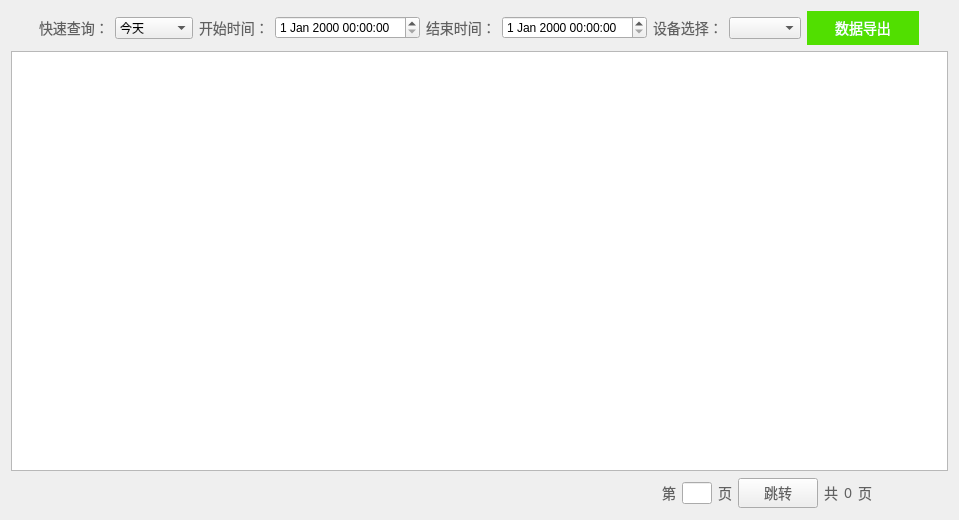
Before: the Qt Designer form DeviceLog/WarningLogs/warninglogs.ui in Hccccc1/MOH_viewer, drawn with Qt 5.
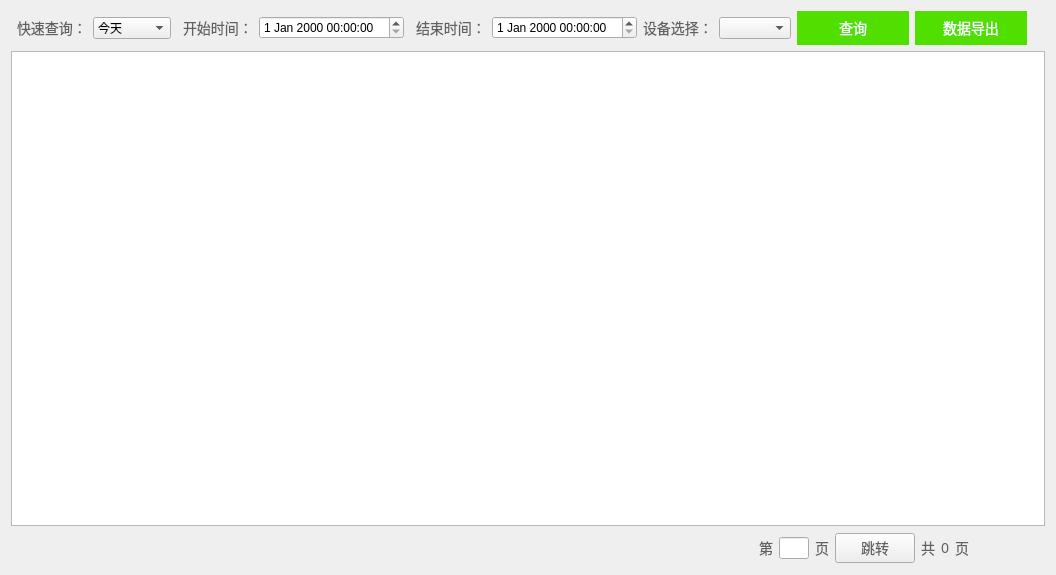
After: the same form once the commit is applied. Icons and pictures are not drawn.

What changed in the file:
```diff
--- a/DeviceLog/WarningLogs/warninglogs.ui
+++ b/DeviceLog/WarningLogs/warninglogs.ui
@@ -6,30 +6,15 @@
    <rect>
     <x>0</x>
     <y>0</y>
-    <width>959</width>
-    <height>520</height>
+    <width>1001</width>
+    <height>575</height>
    </rect>
   </property>
   <property name="windowTitle">
    <string>Dialog</string>
   </property>
   <layout class="QGridLayout" name="gridLayout">
-   <item row="0" column="0">
-    <layout class="QHBoxLayout" name="horizontalLayout_2">
-     <item>
-      <spacer name="horizontalSpacer">
-       <property name="orientation">
-        <enum>Qt::Horizontal</enum>
-       </property>
-       <property name="sizeHint" stdset="0">
-        <size>
-         <width>40</width>
-         <height>20</height>
-        </size>
-       </property>
-      </spacer>
-     </item>
-     <item>
+   <item row="0" column="1">
       <widget class="QLabel" name="label_3">
        <property name="styleSheet">
         <string notr="true">QLabel {
@@ -45,7 +30,58 @@
        </property>
       </widget>
      </item>
-     <item>
+   <item row="0" column="4">
+    <widget class="QLabel" name="label_4">
+     <property name="styleSheet">
+      <string notr="true">QLabel {
+font-size:14px;
+font-family:PingFang SC;
+font-weight:300;
+line-height:44px;
+color:rgba(97,97,97,1);
+}</string>
+     </property>
+     <property name="text">
+      <string>开始时间：</string>
+     </property>
+    </widget>
+   </item>
+   <item row="0" column="9">
+    <widget class="QLabel" name="label_6">
+     <property name="styleSheet">
+      <string notr="true">QLabel {
+font-size:14px;
+font-family:PingFang SC;
+font-weight:300;
+line-height:44px;
+color:rgba(97,97,97,1);
+}</string>
+     </property>
+     <property name="text">
+      <string>设备选择：</string>
+     </property>
+    </widget>
+   </item>
+   <item row="0" column="0">
+    <spacer name="horizontalSpacer">
+     <property name="orientation">
+      <enum>Qt::Horizontal</enum>
+     </property>
+     <property name="sizeHint" stdset="0">
+      <size>
+       <width>110</width>
+       <height>20</height>
+      </size>
+     </property>
+    </spacer>
+   </item>
+   <item row="0" column="8">
+    <widget class="QDateTimeEdit" name="endDateTimeEdit"/>
+   </item>
+   <item row="3" column="0" colspan="16">
+    <widget class="QTableView" name="tableView"/>
+   </item>
+   <item row="0" column="2">
       <widget class="QComboBox" name="quickSearch">
        <item>
         <property name="text">
@@ -79,26 +115,7 @@
        </item>
       </widget>
      </item>
-     <item>
-      <widget class="QLabel" name="label_4">
-       <property name="styleSheet">
-        <string notr="true">QLabel {
-font-size:14px;
-font-family:PingFang SC;
-font-weight:300;
-line-height:44px;
-color:rgba(97,97,97,1);
-}</string>
-       </property>
-       <property name="text">
-        <string>开始时间：</string>
-       </property>
-      </widget>
-     </item>
-     <item>
-      <widget class="QDateTimeEdit" name="startDateTimeEdit"/>
-     </item>
-     <item>
+   <item row="0" column="7">
       <widget class="QLabel" name="label_5">
        <property name="styleSheet">
         <string notr="true">QLabel {
@@ -114,30 +131,14 @@
        </property>
       </widget>
      </item>
-     <item>
-      <widget class="QDateTimeEdit" name="endDateTimeEdit"/>
-     </item>
-     <item>
-      <widget class="QLabel" name="label_6">
-       <property name="styleSheet">
-        <string notr="true">QLabel {
-font-size:14px;
-font-family:PingFang SC;
-font-weight:300;
-line-height:44px;
-color:rgba(97,97,97,1);
-}</string>
-       </property>
-       <property name="text">
-        <string>设备选择：</string>
-       </property>
-      </widget>
-     </item>
-     <item>
+   <item row="0" column="5">
+    <widget class="QDateTimeEdit" name="startDateTimeEdit"/>
+   </item>
+   <item row="0" column="10">
       <widget class="QComboBox" name="comboBox_2"/>
      </item>
-     <item>
-      <widget class="QPushButton" name="getDataBtn">
+   <item row="0" column="12">
+    <widget class="QPushButton" name="exportDataBtn">
        <property name="styleSheet">
         <string notr="true">QPushButton {
 width:112px;
@@ -156,25 +157,20 @@
        </property>
       </widget>
      </item>
-     <item>
+   <item row="0" column="15">
       <spacer name="horizontalSpacer_2">
        <property name="orientation">
         <enum>Qt::Horizontal</enum>
        </property>
        <property name="sizeHint" stdset="0">
         <size>
-         <width>40</width>
+       <width>109</width>
          <height>20</height>
         </size>
        </property>
       </spacer>
      </item>
-    </layout>
-   </item>
-   <item row="1" column="0">
-    <widget class="QTableView" name="tableView"/>
-   </item>
-   <item row="2" column="0">
+   <item row="4" column="0" colspan="16">
     <layout class="QHBoxLayout" name="horizontalLayout">
      <item>
       <spacer name="horizontalSpacer_3">
@@ -355,6 +351,26 @@
      </item>
     </layout>
    </item>
+   <item row="0" column="11">
+    <widget class="QPushButton" name="getDataBtn">
+     <property name="styleSheet">
+      <string notr="true">QPushButton {
+width:112px;
+height:34px;
+background:rgba(81,223,0,1);
+border:0px;
+font-size:14px;
+font-family:PingFang SC;
+font-weight:300;
+line-height:44px;
+color:rgba(255,255,255,1);
+}</string>
+     </property>
+     <property name="text">
+      <string>查询</string>
+     </property>
+    </widget>
+   </item>
   </layout>
  </widget>
  <resources/>
```
Lines whose indentation alone changed are shown as unchanged.
